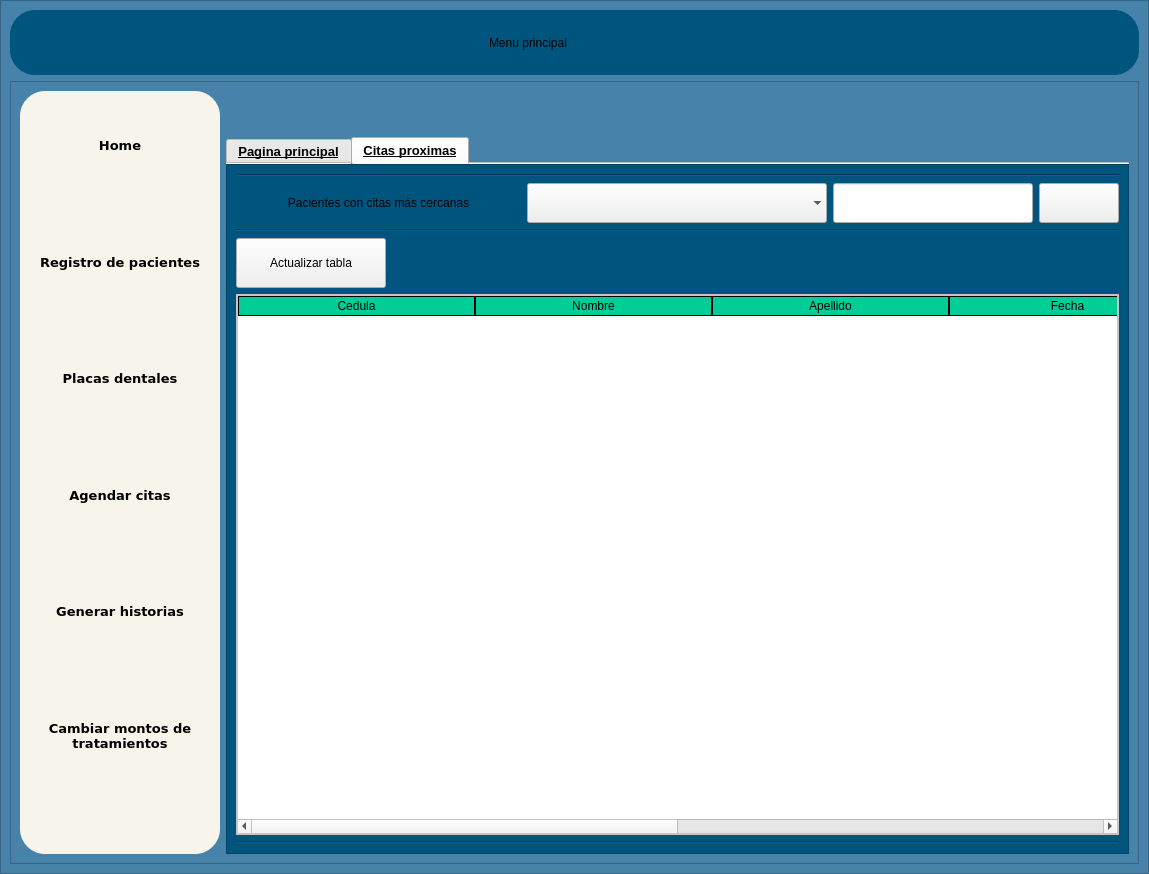
This is interfaces/menu.ui in Reinaldito04/App-Consultas-y-Historias-Medicas as Qt 5 draws it before an edit. The edited form follows.
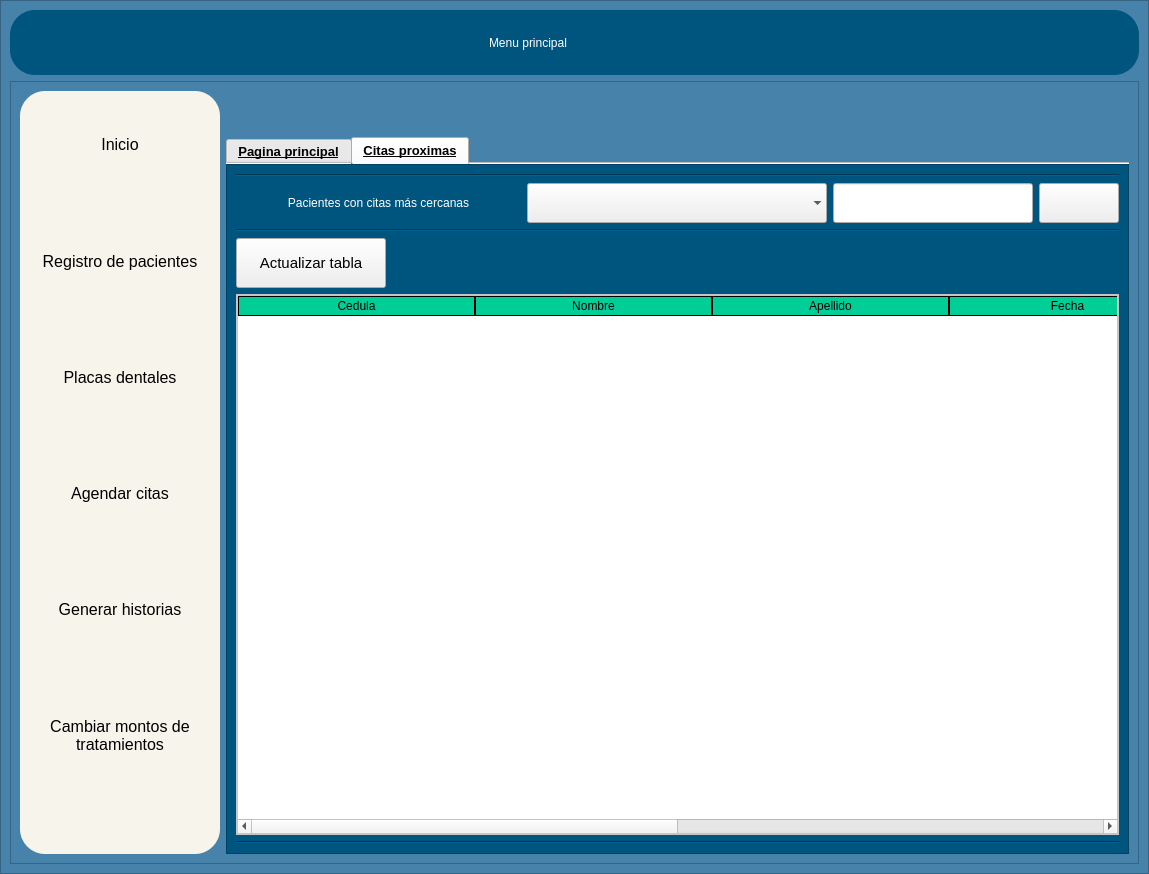
This is the edited form. The open tabs and pages were chosen to show the change. Icons and pictures are not drawn.

```diff
--- a/interfaces/menu.ui
+++ b/interfaces/menu.ui
@@ -177,7 +177,10 @@
             <item>
              <widget class="QLabel" name="label_10">
               <property name="styleSheet">
-               <string notr="true">font: 26pt &quot;MS Reference Sans Serif&quot;;</string>
+               <string notr="true">QLabel{
+	font: 75 26pt &quot;MS Shell Dlg 2&quot;;
+color:white;
+}</string>
               </property>
               <property name="text">
                <string>Menu principal</string>
@@ -391,15 +394,15 @@
                 <widget class="QLabel" name="label">
                  <property name="font">
                   <font>
-                   <family>Verdana</family>
-                   <pointsize>10</pointsize>
-                   <weight>75</weight>
+                   <family>MS Shell Dlg 2</family>
+                   <pointsize>12</pointsize>
+                   <weight>9</weight>
                    <italic>false</italic>
-                   <bold>true</bold>
+                   <bold>false</bold>
                   </font>
                  </property>
                  <property name="text">
-                  <string>Home</string>
+                  <string>Inicio</string>
                  </property>
                  <property name="alignment">
                   <set>Qt::AlignCenter</set>
@@ -457,11 +460,11 @@
                 <widget class="QLabel" name="label_6">
                  <property name="font">
                   <font>
-                   <family>Verdana</family>
-                   <pointsize>10</pointsize>
-                   <weight>75</weight>
+                   <family>MS Shell Dlg 2</family>
+                   <pointsize>12</pointsize>
+                   <weight>9</weight>
                    <italic>false</italic>
-                   <bold>true</bold>
+                   <bold>false</bold>
                   </font>
                  </property>
                  <property name="text">
@@ -524,11 +527,11 @@
                 <widget class="QLabel" name="label_7">
                  <property name="font">
                   <font>
-                   <family>Verdana</family>
-                   <pointsize>10</pointsize>
-                   <weight>75</weight>
+                   <family>MS Shell Dlg 2</family>
+                   <pointsize>12</pointsize>
+                   <weight>9</weight>
                    <italic>false</italic>
-                   <bold>true</bold>
+                   <bold>false</bold>
                   </font>
                  </property>
                  <property name="text">
@@ -592,11 +595,11 @@
                 <widget class="QLabel" name="label_8">
                  <property name="font">
                   <font>
-                   <family>Verdana</family>
-                   <pointsize>10</pointsize>
-                   <weight>75</weight>
+                   <family>MS Shell Dlg 2</family>
+                   <pointsize>12</pointsize>
+                   <weight>9</weight>
                    <italic>false</italic>
-                   <bold>true</bold>
+                   <bold>false</bold>
                   </font>
                  </property>
                  <property name="text">
@@ -659,11 +662,11 @@
                 <widget class="QLabel" name="label_9">
                  <property name="font">
                   <font>
-                   <family>Verdana</family>
-                   <pointsize>10</pointsize>
-                   <weight>75</weight>
+                   <family>MS Shell Dlg 2</family>
+                   <pointsize>12</pointsize>
+                   <weight>9</weight>
                    <italic>false</italic>
-                   <bold>true</bold>
+                   <bold>false</bold>
                   </font>
                  </property>
                  <property name="text">
@@ -727,11 +730,11 @@
                 <widget class="QLabel" name="label_15">
                  <property name="font">
                   <font>
-                   <family>Verdana</family>
-                   <pointsize>10</pointsize>
-                   <weight>75</weight>
+                   <family>MS Shell Dlg 2</family>
+                   <pointsize>12</pointsize>
+                   <weight>9</weight>
                    <italic>false</italic>
-                   <bold>true</bold>
+                   <bold>false</bold>
                   </font>
                  </property>
                  <property name="text">
@@ -1134,6 +1137,12 @@
                     <layout class="QHBoxLayout" name="horizontalLayout_5">
                      <item>
                       <widget class="QLabel" name="label_2">
+                       <property name="styleSheet">
+                        <string notr="true">QLabel{
+	font: 75 14pt &quot;MS Shell Dlg 2&quot;;
+color:white;
+}</string>
+                       </property>
                        <property name="text">
                         <string>Pacientes con citas más cercanas</string>
                        </property>
@@ -1258,7 +1267,11 @@
                        </property>
                        <property name="font">
                         <font>
-                         <pointsize>9</pointsize>
+                         <family>MS Shell Dlg 2</family>
+                         <pointsize>11</pointsize>
+                         <weight>9</weight>
+                         <italic>false</italic>
+                         <bold>false</bold>
                         </font>
                        </property>
                        <property name="text">
```
Left out of the diff: 8 changed lines with no effect on the pictures.
